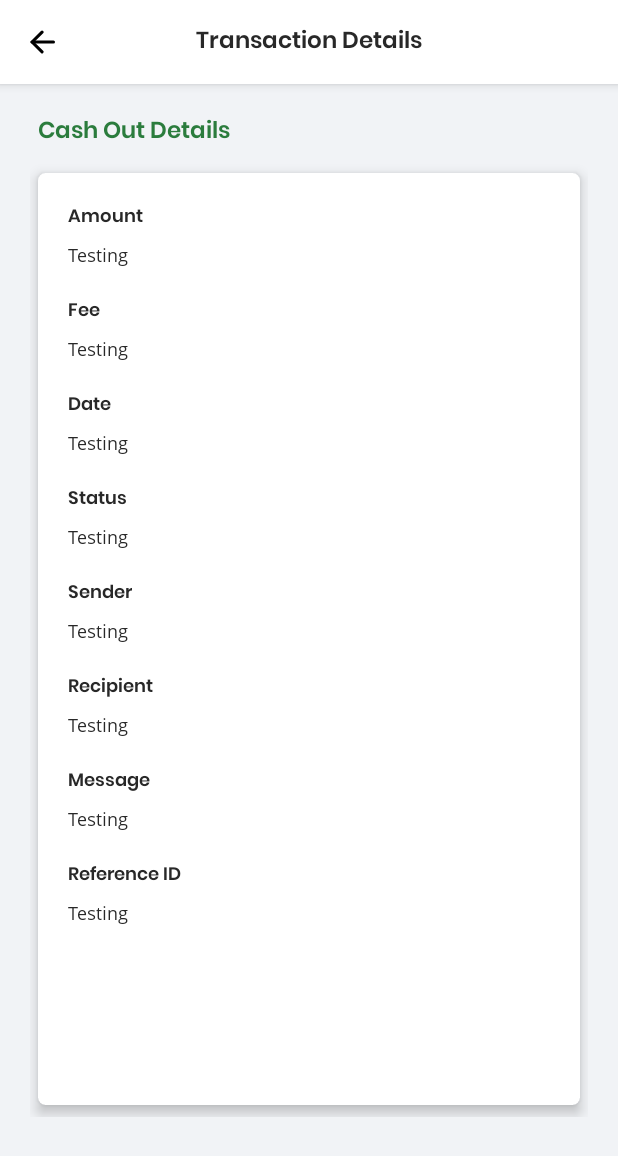
After one commit to mikeds/UM20004-bpaymerchant, an Android app: the TransactionDetailsActivity screen opened directly, with no data from a screen before it, on a phone screen of 412 x 824 dp. The commit adds this screen. Shown: the top 1156 px of the screen. Run offline under Robolectric (Android 15) with nearby library versions, the phone set to English and light mode, and no system bars; our stand-ins replace Dagger/Hilt's generated code, RxJava, Timber; network calls fail; pictures from the network do not load.

Commit message:
• History Details

```diff
--- a/bambupay-merchant/src/main/AndroidManifest.xml
+++ b/bambupay-merchant/src/main/AndroidManifest.xml
@@ -67,10 +67,14 @@
             android:theme="@style/AppTheme.NoActionBar"
             android:windowSoftInputMode="adjustResize" />
         <activity
-            android:name=".view.activity.TransactionHistoryActivity"
+            android:name=".ui.history.TransactionHistoryActivity"
             android:screenOrientation="portrait"
             android:theme="@style/AppTheme.NoActionBar"
             android:windowSoftInputMode="adjustResize" />
+        <activity
+            android:name=".ui.history.TransactionDetailsActivity"
+            android:screenOrientation="portrait"
+            android:theme="@style/AppTheme.NoActionBar" />
     </application>
 
 </manifest>
--- a/bambupay-merchant/src/main/java/com/uxi/bambupaymerchant/di/module/ActivityModule.kt
+++ b/bambupay-merchant/src/main/java/com/uxi/bambupaymerchant/di/module/ActivityModule.kt
@@ -1,5 +1,7 @@
 package com.uxi.bambupaymerchant.di.module
 
+import com.uxi.bambupaymerchant.ui.history.TransactionDetailsActivity
+import com.uxi.bambupaymerchant.ui.history.TransactionHistoryActivity
 import com.uxi.bambupaymerchant.view.activity.*
 import dagger.Module
 import dagger.android.ContributesAndroidInjector
@@ -39,4 +41,7 @@ abstract class ActivityModule {
     @ContributesAndroidInjector()
     internal abstract fun contributeTransactionHistoryActivity(): TransactionHistoryActivity
 
+    @ContributesAndroidInjector()
+    internal abstract fun contributeTransactionDetailsActivity(): TransactionDetailsActivity
+
 }
--- a/bambupay-merchant/src/main/java/com/uxi/bambupaymerchant/di/module/ViewModelModule.kt
+++ b/bambupay-merchant/src/main/java/com/uxi/bambupaymerchant/di/module/ViewModelModule.kt
@@ -4,7 +4,7 @@ import androidx.lifecycle.ViewModel
 import androidx.lifecycle.ViewModelProvider
 import com.uxi.bambupay.di.factory.ViewModelKey
 import com.uxi.bambupaymerchant.di.factory.ViewModelFactory
-import com.uxi.bambupaymerchant.ui.home.HistoryViewModel
+import com.uxi.bambupaymerchant.ui.history.HistoryViewModel
 import com.uxi.bambupaymerchant.ui.home.HomeViewModel
 import com.uxi.bambupaymerchant.viewmodel.*
 import dagger.Binds
--- a/bambupay-merchant/src/main/java/com/uxi/bambupaymerchant/model/User.kt
+++ b/bambupay-merchant/src/main/java/com/uxi/bambupaymerchant/model/User.kt
@@ -10,8 +10,10 @@ import io.realm.annotations.PrimaryKey
  */
 open class User : RealmObject() {
 
+    @PrimaryKey
+    var id: String? = null
+
     @SerializedName("email_address")
-    @PrimaryKey
     var emailAddress: String? = null
 
     @SerializedName("first_name")
--- a/bambupay-merchant/src/main/java/com/uxi/bambupaymerchant/repository/HistoryRepository.kt
+++ b/bambupay-merchant/src/main/java/com/uxi/bambupaymerchant/repository/HistoryRepository.kt
@@ -47,6 +47,10 @@ class HistoryRepository @Inject constructor(
     }
 
     fun history(): Flowable<List<Transaction>> {
-        return historyDao.getGroups()
+        return historyDao.getHistory()
+    }
+
+    fun loadHistoryDetails(transactionId: String) : Transaction? {
+        return historyDao.getHistoryDetails(transactionId)
     }
 }
--- a/bambupay-merchant/src/main/java/com/uxi/bambupaymerchant/ui/home/HistoryViewModel.kt
+++ b/bambupay-merchant/src/main/java/com/uxi/bambupaymerchant/ui/history/HistoryViewModel.kt
@@ -1,4 +1,4 @@
-package com.uxi.bambupaymerchant.ui.home
+package com.uxi.bambupaymerchant.ui.history
 
 import androidx.lifecycle.LiveData
 import androidx.lifecycle.MutableLiveData
@@ -22,6 +22,9 @@ class HistoryViewModel @Inject constructor(
 
     private val _recentHistory = MutableLiveData<List<Transaction>>()
     val recentHistory: LiveData<List<Transaction>> = _recentHistory
+
+    private val _transactionData = MutableLiveData<Transaction>()
+    val transactionData: LiveData<Transaction> = _transactionData
 
 //    private var lastId: String = ""
     private var lastTransactionId: String = ""
@@ -86,4 +89,15 @@ class HistoryViewModel @Inject constructor(
         )
     }
 
+    fun subscribeTransactionId(transactionId: String?) {
+        if (transactionId.isNullOrEmpty()) return
+
+        val historyDetails = repository.loadHistoryDetails(transactionId)
+        _transactionData.value = historyDetails
+    }
+
+    fun formatAmount(amount: String) : String? {
+        return utils.currencyFormat(amount)
+    }
+
 }
--- a/bambupay-merchant/src/main/java/com/uxi/bambupaymerchant/ui/home/adapter/RecentHistoryAdapter.kt
+++ b/bambupay-merchant/src/main/java/com/uxi/bambupaymerchant/ui/home/adapter/RecentHistoryAdapter.kt
@@ -14,6 +14,7 @@ import com.uxi.bambupaymerchant.utils.Constants.Companion.CASH_IN
 import com.uxi.bambupaymerchant.utils.Constants.Companion.CASH_OUT
 import com.uxi.bambupaymerchant.utils.Constants.Companion.CREATE_SCAN_QR
 import com.uxi.bambupaymerchant.utils.Constants.Companion.DEBIT
+import com.uxi.bambupaymerchant.utils.Constants.Companion.INCOME_SHARES
 import com.uxi.bambupaymerchant.utils.Constants.Companion.QUICK_PAY_QR
 import com.uxi.bambupaymerchant.utils.Constants.Companion.SCAN_PAY_QR
 import com.uxi.bambupaymerchant.utils.Constants.Companion.SEND_MONEY
@@ -66,6 +67,7 @@ class RecentHistoryAdapter(private val activity: FragmentActivity?,
                     SCAN_PAY_QR -> itemView.txt_transaction_type.text = activity?.getString(R.string.scan_pay)
                     CREATE_SCAN_QR -> itemView.txt_transaction_type.text = activity?.getString(R.string.create_scan_qr)
                     QUICK_PAY_QR -> itemView.txt_transaction_type.text = activity?.getString(R.string.quick_qr)
+                    INCOME_SHARES -> itemView.txt_transaction_type.text = activity?.getString(R.string.income_shares)
                 }
                 val transactionAmount = it.amount?.let { it1 -> utils?.currencyFormat(it1) }
                 itemView.txt_amount.text = activity?.getString(R.string.ph_currency, transactionAmount)
--- a/bambupay-merchant/src/main/java/com/uxi/bambupaymerchant/utils/Constants.kt
+++ b/bambupay-merchant/src/main/java/com/uxi/bambupaymerchant/utils/Constants.kt
@@ -8,6 +8,7 @@ class Constants {
         const val SCAN_PAY_QR = "ScanPayQR"
         const val CREATE_SCAN_QR = "CreateScanQR"
         const val QUICK_PAY_QR = "QuickPayQR"
+        const val INCOME_SHARES = "Income Shares"
 
         const val PENDING = "pending"
         const val APPROVED = "approved"
--- /dev/null
+++ b/bambupay-merchant/src/main/res/layout/activity_transaction_details.xml
@@ -0,0 +1,13 @@
+<?xml version="1.0" encoding="utf-8"?>
+<LinearLayout xmlns:android="http://schemas.android.com/apk/res/android"
+    xmlns:tools="http://schemas.android.com/tools"
+    android:layout_width="match_parent"
+    android:layout_height="match_parent"
+    android:orientation="vertical"
+    tools:context=".ui.history.TransactionDetailsActivity">
+
+    <include layout="@layout/app_toolbar" />
+
+    <include layout="@layout/content_transaction_details" />
+
+</LinearLayout>
--- a/bambupay-merchant/src/main/res/layout/activity_transaction_history.xml
+++ b/bambupay-merchant/src/main/res/layout/activity_transaction_history.xml
@@ -5,7 +5,7 @@
     android:layout_width="match_parent"
     android:layout_height="match_parent"
     android:orientation="vertical"
-    tools:context=".view.activity.TransactionHistoryActivity">
+    tools:context=".ui.history.TransactionHistoryActivity">
 
     <include layout="@layout/app_toolbar" />
 
--- /dev/null
+++ b/bambupay-merchant/src/main/res/layout/content_transaction_details.xml
@@ -0,0 +1,195 @@
+<?xml version="1.0" encoding="utf-8"?>
+<RelativeLayout xmlns:android="http://schemas.android.com/apk/res/android"
+    xmlns:app="http://schemas.android.com/apk/res-auto"
+    xmlns:tools="http://schemas.android.com/tools"
+    android:layout_width="match_parent"
+    android:layout_height="match_parent"
+    android:background="@color/light_grey"
+    android:orientation="vertical"
+    app:layout_behavior="@string/appbar_scrolling_view_behavior"
+    tools:context=".ui.history.TransactionDetailsActivity"
+    tools:showIn="@layout/activity_transaction_details">
+
+    <androidx.core.widget.NestedScrollView
+        android:layout_width="match_parent"
+        android:layout_height="match_parent"
+        android:orientation="vertical"
+        android:padding="@dimen/activity_horizontal_margin">
+
+        <LinearLayout
+            android:layout_width="match_parent"
+            android:layout_height="wrap_content"
+            android:orientation="vertical">
+
+            <TextView
+                android:id="@+id/txt_transaction_type"
+                style="@style/TextViewSmallBody"
+                android:layout_width="wrap_content"
+                android:layout_height="wrap_content"
+                android:layout_marginStart="5dp"
+                android:text="@string/cash_out_details"
+                android:textColor="@color/green" />
+
+            <androidx.cardview.widget.CardView
+                android:layout_width="match_parent"
+                android:layout_height="wrap_content"
+                android:layout_marginTop="10dp"
+                android:background="@android:color/white"
+                app:cardBackgroundColor="@android:color/white"
+                app:cardCornerRadius="5dp"
+                app:cardElevation="5dp"
+                app:cardPreventCornerOverlap="false"
+                app:cardUseCompatPadding="true">
+
+                <LinearLayout
+                    android:layout_width="match_parent"
+                    android:layout_height="match_parent"
+                    android:orientation="vertical"
+                    android:paddingStart="@dimen/activity_horizontal_margin"
+                    android:paddingEnd="@dimen/activity_horizontal_margin"
+                    android:paddingBottom="@dimen/activity_horizontal_margin">
+
+                    <TextView
+                        style="@style/TextViewSmall.SemiBold"
+                        android:layout_width="wrap_content"
+                        android:layout_height="wrap_content"
+                        android:layout_marginTop="@dimen/activity_horizontal_margin"
+                        android:text="@string/amount" />
+
+                    <TextView
+                        android:id="@+id/txt_amount"
+                        style="@style/TextViewSmall.Regular2"
+                        android:layout_width="match_parent"
+                        android:layout_height="wrap_content"
+                        android:layout_marginTop="10dp"
+                        android:text="Testing"
+                        android:textColor="@color/black" />
+
+                    <TextView
+                        style="@style/TextViewSmall.SemiBold"
+                        android:layout_width="wrap_content"
+                        android:layout_height="wrap_content"
+                        android:layout_marginTop="@dimen/activity_horizontal_margin"
+                        android:text="@string/fee" />
+
+                    <TextView
+                        android:id="@+id/txt_fee"
+                        style="@style/TextViewSmall.Regular2"
+                        android:layout_width="match_parent"
+                        android:layout_height="wrap_content"
+                        android:layout_marginTop="10dp"
+                        android:text="Testing"
+                        android:textColor="@color/black" />
+
+                    <TextView
+                        style="@style/TextViewSmall.SemiBold"
+                        android:layout_width="wrap_content"
+                        android:layout_height="wrap_content"
+                        android:layout_marginTop="@dimen/activity_horizontal_margin"
+                        android:text="@string/date" />
+
+                    <TextView
+                        android:id="@+id/txt_date"
+                        style="@style/TextViewSmall.Regular2"
+                        android:layout_width="match_parent"
+                        android:layout_height="wrap_content"
+                        android:layout_marginTop="10dp"
+                        android:text="Testing"
+                        android:textColor="@color/black" />
+
+                    <TextView
+                        style="@style/TextViewSmall.SemiBold"
+                        android:layout_width="wrap_content"
+                        android:layout_height="wrap_content"
+                        android:layout_marginTop="@dimen/activity_horizontal_margin"
+                        android:text="@string/transaction_status" />
+
+                    <TextView
+                        android:id="@+id/txt_status"
+                        style="@style/TextViewSmall.Regular2"
+                        android:layout_width="match_parent"
+                        android:layout_height="wrap_content"
+                        android:layout_marginTop="10dp"
+                        android:text="Testing"
+                        android:textColor="@color/black" />
+
+                    <TextView
+                        style="@style/TextViewSmall.SemiBold"
+                        android:layout_width="wrap_content"
+                        android:layout_height="wrap_content"
+                        android:layout_marginTop="@dimen/activity_horizontal_margin"
+                        android:text="@string/sender" />
+
+                    <TextView
+                        android:id="@+id/txt_sender"
+                        style="@style/TextViewSmall.Regular2"
+                        android:layout_width="match_parent"
+                        android:layout_height="wrap_content"
+                        android:layout_marginTop="10dp"
+                        android:text="Testing"
+                        android:textColor="@color/black" />
+
+                    <TextView
+                        style="@style/TextViewSmall.SemiBold"
+                        android:layout_width="wrap_content"
+                        android:layout_height="wrap_content"
+                        android:layout_marginTop="@dimen/activity_horizontal_margin"
+                        android:text="@string/recipient" />
+
+                    <TextView
+                        android:id="@+id/txt_recipient"
+                        style="@style/TextViewSmall.Regular2"
+                        android:layout_width="match_parent"
+                        android:layout_height="wrap_content"
+                        android:layout_marginTop="10dp"
+                        android:text="Testing"
+                        android:textColor="@color/black" />
+
+                    <TextView
+                        style="@style/TextViewSmall.SemiBold"
+                        android:layout_width="wrap_content"
+                        android:layout_height="wrap_content"
+                        android:layout_marginTop="@dimen/activity_horizontal_margin"
+                        android:text="@string/message" />
+
+                    <TextView
+                        android:id="@+id/txt_message"
+                        style="@style/TextViewSmall.Regular2"
+                        android:layout_width="match_parent"
+                        android:layout_height="wrap_content"
+                        android:layout_marginTop="10dp"
+                        android:text="Testing"
+                        android:textColor="@color/black" />
+
+                    <TextView
+                        style="@style/TextViewSmall.SemiBold"
+                        android:layout_width="wrap_content"
+                        android:layout_height="wrap_content"
+                        android:layout_marginTop="@dimen/activity_horizontal_margin"
+                        android:text="@string/reference_id" />
+
+                    <TextView
+                        android:id="@+id/txt_reference_id"
+                        style="@style/TextViewSmall.Regular2"
+                        android:layout_width="match_parent"
+                        android:layout_height="wrap_content"
+                        android:layout_marginTop="10dp"
+                        android:text="Testing"
+                        android:textColor="@color/black" />
+
+                    <ImageView
+                        android:id="@+id/image_qr"
+                        android:layout_width="80dp"
+                        android:layout_height="80dp"
+                        android:layout_gravity="center_horizontal"
+                        android:layout_marginTop="@dimen/activity_horizontal_margin" />
+
+                </LinearLayout>
+
+            </androidx.cardview.widget.CardView>
+
+        </LinearLayout>
+
+    </androidx.core.widget.NestedScrollView>
+
+</RelativeLayout>
--- a/bambupay-merchant/src/main/res/values/strings.xml
+++ b/bambupay-merchant/src/main/res/values/strings.xml
@@ -125,6 +125,19 @@
     <string name="quick_qr">QuickPayQR</string>
     <string name="ph_currency">₱ %s</string>
     <string name="transaction_history">Transaction History</string>
+    <string name="cash_out_details">Cash Out Details</string>
+    <string name="fee">Fee</string>
+    <string name="date">Date</string>
+    <string name="transaction_status">Status</string>
+    <string name="sender">Sender</string>
+    <string name="recipient">Recipient</string>
+    <string name="message">Message</string>
+    <string name="reference_id">Reference ID</string>
+    <string name="transaction_details">Transaction Details</string>
+    <string name="pending">Pending</string>
+    <string name="approved">Approved</string>
+    <string name="cancelled">Cancelled</string>
+    <string name="income_shares">Income Shares</string>
 
     <string-array name="gender_choice_array">
         <item>Male</item>
```
Also changed, not shown: bambupay-merchant/src/main/java/com/uxi/bambupaymerchant/db/HistoryDao.kt (+7 -1 lines), bambupay-merchant/src/main/java/com/uxi/bambupaymerchant/ui/history/TransactionDetailsActivity.kt (added, +184 -0 lines), bambupay-merchant/src/main/java/com/uxi/bambupaymerchant/ui/history/TransactionHistoryActivity.kt (renamed from bambupay-merchant/src/main/java/com/uxi/bambupaymerchant/view/activity/TransactionHistoryActivity.kt, +8 -4 lines), bambupay-merchant/src/main/java/com/uxi/bambupaymerchant/ui/home/HomeFragment.kt (+7 -2 lines).
